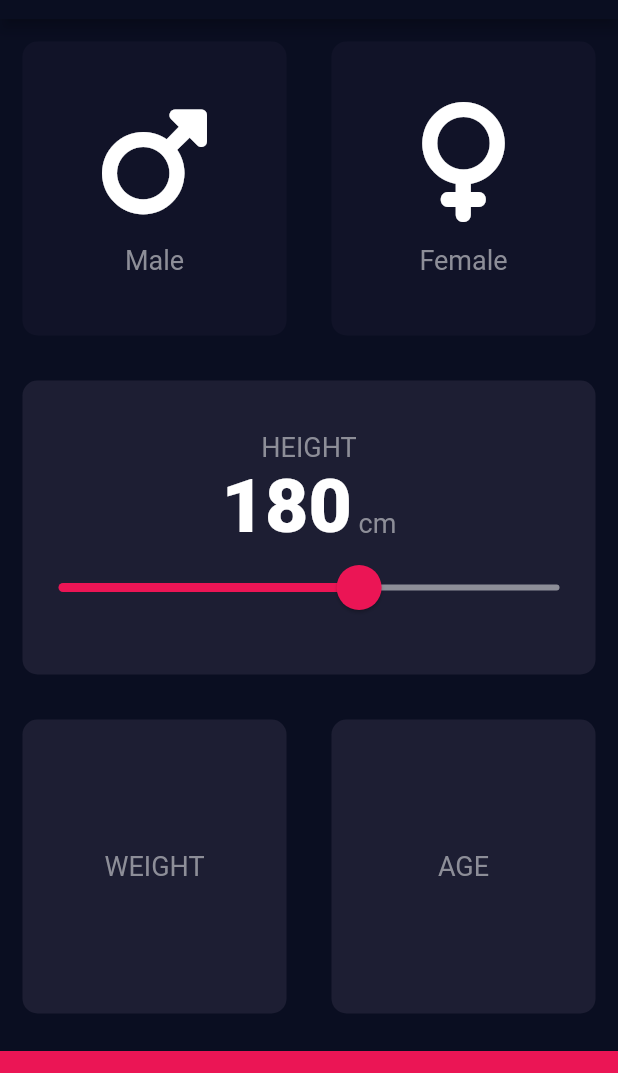
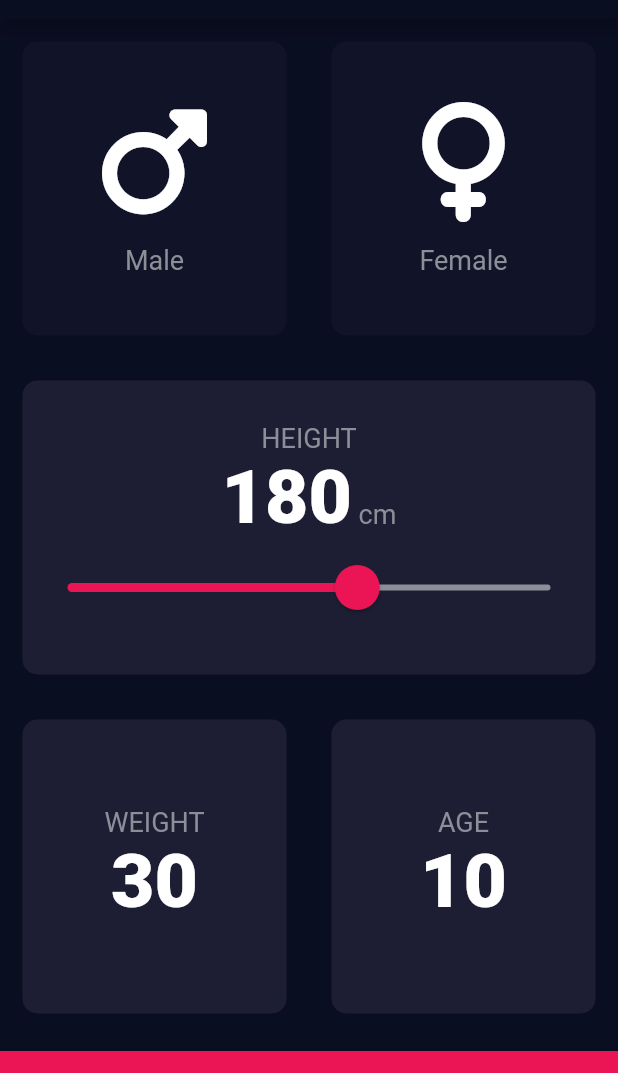
Before and after one commit to shreshtha-132/bmi_calculator, a Flutter app: the screen it shows after launch, on a phone screen of 412 x 824 dp, the part 65-1138 px from its top. Run offline on Flutter 3.47's test engine with Material 2 defaults, Android fonts, the phone set to English and light mode, and no system bars; our stand-ins replace font_awesome_flutter.

Commit message:
Update inputPage.dart

```diff
--- a/lib/inputPage.dart
+++ b/lib/inputPage.dart
@@ -27,6 +27,8 @@ class _InputPageState extends State<InputPage> {
   Color femaleCardColor = inactiveCardColor;
 
   int height = 180;
+  int weight = 30;
+  int age = 10;
 
   void updateCardColor(Gender gender) {
     // gender = 1 for male , 2 for female
@@ -123,6 +125,7 @@ class _InputPageState extends State<InputPage> {
                 SliderTheme(
                   data: SliderTheme.of(context).copyWith(
                     thumbShape: RoundSliderThumbShape(enabledThumbRadius: 15),
+                    overlayShape: RoundSliderOverlayShape(overlayRadius: 30),
                   ),
                   child: Slider(
                     value: height.toDouble(),
@@ -162,6 +165,11 @@ class _InputPageState extends State<InputPage> {
                             color: Color(0xFF8D8E98),
                           ),
                         ),
+                        Text(
+                          weight.toString(),
+                          style: TextStyle(
+                              fontSize: 50, fontWeight: FontWeight.w900),
+                        ),
                       ],
                     ),
                   ),
@@ -178,6 +186,11 @@ class _InputPageState extends State<InputPage> {
                             fontSize: 18,
                             color: Color(0xFF8D8E98),
                           ),
+                        ),
+                        Text(
+                          age.toString(),
+                          style: TextStyle(
+                              fontSize: 50, fontWeight: FontWeight.w900),
                         ),
                       ],
                     ),
```
